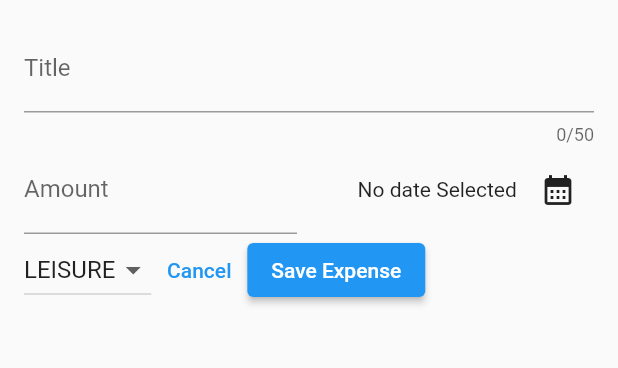
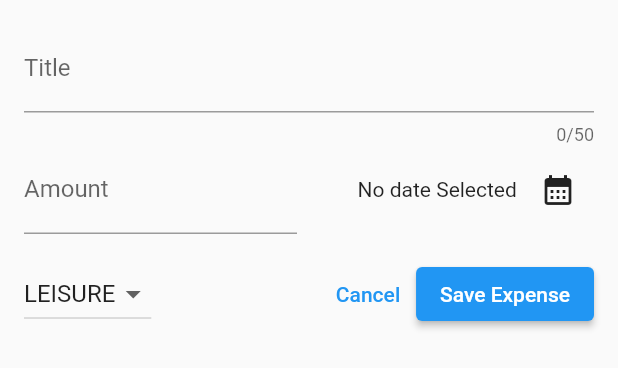
Before and after one commit to Sandipshrestha1/expenses_tracker, a Flutter app: the NewExpense widget shown alone on an empty page, opened directly, after a tap on "Save Expense", on a phone screen of 412 x 824 dp. Shown: the top 368 px of the screen. Run offline on Flutter 3.47's test engine with Material 3 defaults, Android fonts, the phone set to English and light mode, and no system bars.

Commit message:
update on ui

```diff
--- a/lib/main.dart
+++ b/lib/main.dart
@@ -5,7 +5,9 @@ import 'widgets/expenses.dart';
 void main() {
   runApp(
     MaterialApp(
-      theme: ThemeData(useMaterial3: false),
+      theme: ThemeData(
+        useMaterial3: false,
+      ),
       debugShowCheckedModeBanner: false,
       home: Expenses(),
     ),
--- a/lib/widgets/new_expense.dart
+++ b/lib/widgets/new_expense.dart
@@ -4,7 +4,6 @@ import 'package:intl/intl.dart';
 
 class NewExpense extends StatefulWidget {
   const NewExpense({Key? key}) : super(key: key);
-
   @override
   State<NewExpense> createState() {
     return _NewExpenseState();
@@ -16,25 +15,24 @@ class _NewExpenseState extends State<NewExpense> {
   final _amountController = TextEditingController();
   DateTime? _selectedDate;
   ExpenseCategory _selectedCategory = ExpenseCategory.leisure;
-
   void _presentDatePicker() async {
     final now = DateTime.now();
     final firstDate = DateTime(now.year - 1, now.month, now.day);
-
     final pickedDate = await showDatePicker(
       context: context,
       initialDate: now,
       firstDate: firstDate,
       lastDate: now,
     );
-
       if (pickedDate != null) {
-      setState(() {
+      setState(
+        () {
        _selectedDate = pickedDate;
-      });
+       },
+        );
       }
     }
-
+  void _submitExpenseData() {}
   @override
   void dispose() {
     _titleController.dispose();
@@ -61,7 +59,7 @@ class _NewExpenseState extends State<NewExpense> {
                   controller: _amountController,
                   keyboardType: TextInputType.number,
                   decoration: InputDecoration(
-                    prefixText: "NRS: ",
+                    prefixText: "Nrs: ",
                     labelText: "Amount",
                   ),
                 ),
@@ -90,6 +88,7 @@ class _NewExpenseState extends State<NewExpense> {
               ),
             ],
           ),
+          const SizedBox(height: 16),
           Row(
             children: [
               DropdownButton<ExpenseCategory>(
@@ -108,12 +107,14 @@ class _NewExpenseState extends State<NewExpense> {
                   if (value == null) {
                     return;
                   }
-
-                  setState(() {
+                  setState(
+                    () {
                       _selectedCategory = value;
-                  });
+                    },
+                  );
                 },
               ),
+              const Spacer(),
               TextButton(
                 onPressed: () {
                   Navigator.pop(context);
@@ -121,13 +122,14 @@ class _NewExpenseState extends State<NewExpense> {
                 child: const Text("Cancel"),
               ),
               ElevatedButton(
-                onPressed: () {
-                  print(_titleController.text);
-                  print(_amountController.text);
-                  print(_selectedDate);                  print(_selectedCategory);
-                  print(_selectedCategory);
+                onPressed: _submitExpenseData,
 
-                },
+                //() {
+                //   print(_titleController.text);
+                //   print(_amountController.text);
+                //   print(_selectedDate);
+                //   print(_selectedCategory);
+                // },
                 child: Text("Save Expense"),
               ),
             ],
```
Lines whose indentation alone changed are shown as unchanged.
